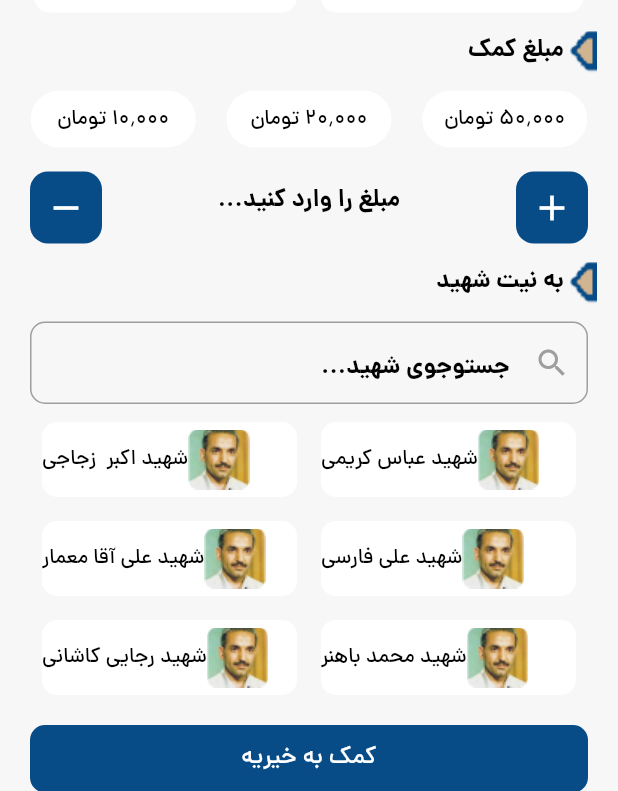
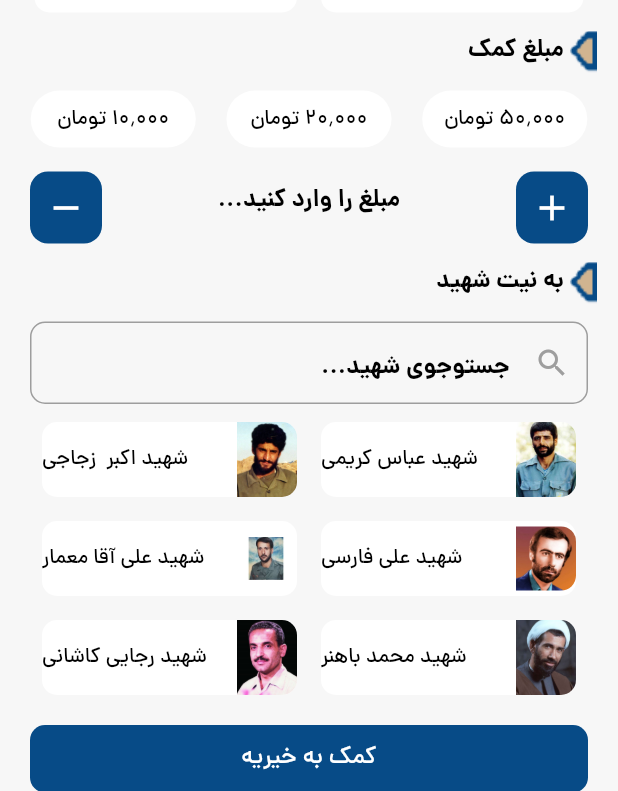
Before and after one commit to Ho3einTahan/shahidNeshan, a Flutter app: the HomeScreen screen opened directly, after a tap on "کمک به خیریه به نیت شهدا", on a phone screen of 412 x 824 dp, the part 445-1236 px from its top. Run offline on Flutter 3.47's test engine with Material 3 defaults, Android fonts, the phone set to English and light mode, and no system bars; our stand-ins replace flutter_bloc, flutter_map, flutter_svg, get_it, latlong2, smooth_page_indicator and 1 more; missing offline and left inert: animated_snack_bar, story.

Commit message:
fix: fix bugs

```diff
--- a/lib/src/core/utils/convert_english_to_persian.dart
+++ b/lib/src/core/utils/convert_english_to_persian.dart
@@ -10,6 +10,7 @@ String convertEnglishToPersian(String input) {
     '5': '۵',
     '6': '۶',
     '7': '۷',
+
     '8': '۸',
     '9': '۹',
   };
--- a/lib/src/core/widget/custom_appbar_widget.dart
+++ b/lib/src/core/widget/custom_appbar_widget.dart
@@ -10,8 +10,9 @@ class CustomAppbarWidget extends StatelessWidget implements PreferredSizeWidget
   final Color? iconColor;
   final Color? titleColor;
   final bool? needNavigationBackIcon;
+  final double? fontSize;
 
-  const CustomAppbarWidget({super.key, required this.title, required this.action, required this.leadingWidth, this.backgroundColor, this.iconColor, this.titleColor, this.needNavigationBackIcon});
+  const CustomAppbarWidget({super.key, required this.title, required this.action, required this.leadingWidth, this.backgroundColor, this.iconColor, this.titleColor, this.needNavigationBackIcon, this.fontSize});
 
   @override
   Widget build(BuildContext context) {
@@ -28,7 +29,7 @@ class CustomAppbarWidget extends StatelessWidget implements PreferredSizeWidget
             const SizedBox(width: 20),
             if (needNavigationBackIcon ?? true) InkWell(onTap: () => context.navigateBack(), child: SvgPicture.asset('assets/icon/arrow-right.svg', color: iconColor)),
             const SizedBox(width: 8),
-            Expanded(child: Text(title, style: Theme.of(context).textTheme.bodyLarge!.copyWith(fontWeight: FontWeight.w700, color: titleColor)))
+            Text(title, style: Theme.of(context).textTheme.bodyLarge!.copyWith(fontWeight: FontWeight.w700, color: titleColor, ))
           ],
         ),
         actions: action,
--- a/lib/src/view/auth/presentation/screen/verify_otp_screen.dart
+++ b/lib/src/view/auth/presentation/screen/verify_otp_screen.dart
@@ -21,7 +21,7 @@ class _VerifyOtpScreenState extends State<VerifyOtpScreen> {
   @override
   void didChangeDependencies()async {
     super.didChangeDependencies();
-    await Future.delayed(const Duration(seconds: 2), ()=> setState(()=> otpController.text = '359743'));
+    await Future.delayed(const Duration(seconds: 2), ()=> setState(()=> otpController.text = '۲۷۹۵۲۰'));
   }
 
 
--- a/lib/src/view/help/presentation/screen/helpToKheyrie_screen.dart
+++ b/lib/src/view/help/presentation/screen/helpToKheyrie_screen.dart
@@ -125,12 +125,12 @@ class _HelpToKheyrieScreenState extends State<HelpToKheyrieScreen> {
               spacing: 16,
               runSpacing: 16,
               children: [
-                _buildShahidCard('شهید اکبر  زجاجی', 'shahid-rajaee'),
-                _buildShahidCard('شهید عباس کریمی', 'shahid-rajaee'),
-                _buildShahidCard('شهید علی آقا معمار', 'shahid-rajaee'),
-                _buildShahidCard('شهید علی فارسی', 'shahid-rajaee'),
-                _buildShahidCard('شهید رجایی کاشانی', 'shahid-rajaee'),
-                _buildShahidCard('شهید محمد باهنر', 'shahid-rajaee'),
+                _buildShahidCard('شهید اکبر  زجاجی', 'zojaji'),
+                _buildShahidCard('شهید عباس کریمی', 'karimi'),
+                _buildShahidCard('شهید علی آقا معمار', 'memar'),
+                _buildShahidCard('شهید علی فارسی', 'farsi'),
+                _buildShahidCard('شهید رجایی کاشانی', 'rejaee'),
+                _buildShahidCard('شهید محمد باهنر', 'bahonar'),
               ],
             ),
             const SizedBox(height: 20),
@@ -245,9 +245,15 @@ class _HelpToKheyrieScreenState extends State<HelpToKheyrieScreen> {
       height: 50,
       decoration: BoxDecoration(color: Colors.white, borderRadius: BorderRadius.circular(10)),
       child: Row(
+        mainAxisAlignment: MainAxisAlignment.spaceBetween,
         children: [
           Text(shahidName, style: Theme.of(context).textTheme.bodyMedium!.copyWith(fontSize: 14)),
-          Image.asset('images/$image.png'),
+          ClipRRect(
+            borderRadius: const BorderRadius.only(
+              topRight: Radius.circular(10),
+              bottomRight: Radius.circular(10),
+            ),
+            child: Image.asset('assets/images/shahid_images/$image.png', fit: BoxFit.cover,width: 40,)),
         ],
       ),
     );
--- a/lib/src/view/home/data/shahid_kashan_model.dart
+++ b/lib/src/view/home/data/shahid_kashan_model.dart
@@ -1,3 +1,5 @@
+import 'package:latlong2/latlong.dart';
+
 class ShahidKashanModel {
   final String title;
   final String description;
@@ -6,6 +8,8 @@ class ShahidKashanModel {
   final String mahalTavalod;
   final String mahalShahadat;
   final String vasiatNameh;
+  final LatLng latLng;
+  final int id;
 
-  ShahidKashanModel({required this.title, required this.description, required this.image, required this.age, required this.mahalTavalod, required this.mahalShahadat, required this.vasiatNameh});
+  ShahidKashanModel({required this.id, required this.latLng ,required this.title, required this.description, required this.image, required this.age, required this.mahalTavalod, required this.mahalShahadat, required this.vasiatNameh});
 }
--- a/lib/src/view/home/presentaion/screen/home_screen.dart
+++ b/lib/src/view/home/presentaion/screen/home_screen.dart
@@ -6,6 +6,7 @@ import 'package:shahid_neshan/src/core/fake_data.dart';
 import 'package:shahid_neshan/src/core/widget/header_title_widget.dart';
 import 'package:shahid_neshan/src/view/help/presentation/screen/helpToKheyrie_screen.dart';
 import 'package:shahid_neshan/src/view/home/presentaion/screen/list_shahid_screen.dart';
+import 'package:shahid_neshan/src/view/home/presentaion/screen/shahid_info_screen.dart';
 import 'package:shahid_neshan/src/view/home/presentaion/widget/comment_card_widget.dart';
 import 'package:shahid_neshan/src/view/home/presentaion/widget/shohada_card_widget.dart';
 import 'package:shahid_neshan/src/view/home/presentaion/widget/story_widget.dart';
@@ -113,7 +114,17 @@ class HomeScreen extends StatelessWidget {
                     child: ListView.builder(
                       itemCount: FakeData.shahidKashan.length,
                       scrollDirection: Axis.horizontal,
-                      itemBuilder: (context, index) => ShohadaCardWidget(shahidKashanModel: FakeData.shahidKashan[index],)
+                      itemBuilder: (context, index) => InkWell(
+                        onTap: ()=> context.navigate(ShahidInfoScreen(
+                          shahidName: FakeData.shahidKashan[index].title,
+                          image: FakeData.shahidKashan[index].image,
+                          description: FakeData.shahidKashan[index].description,
+                          age: FakeData.shahidKashan[index].age,
+                          mahalTavallod: FakeData.shahidKashan[index].mahalTavalod,
+                          mahalShahadat: FakeData.shahidKashan[index].mahalShahadat,
+                          vasiatNameh: FakeData.shahidKashan[index].vasiatNameh)),
+                        child: ShohadaCardWidget(shahidKashanModel: FakeData.shahidKashan[index],),
+                      )
                     ),
                   )
                 ],
--- a/lib/src/view/location/presentaion/widget/marker_widget.dart
+++ b/lib/src/view/location/presentaion/widget/marker_widget.dart
@@ -1,16 +1,17 @@
 import 'package:flutter/material.dart';
 import 'package:flutter_svg/svg.dart';
+import 'package:shahid_neshan/src/view/home/data/shahid_kashan_model.dart';
 import 'package:shahid_neshan/src/view/location/data/model/location_model.dart';
 import 'package:shahid_neshan/src/view/location/presentaion/screen/location_screen.dart';
 
 class MarkerWidget extends StatelessWidget {
-  final LocationModel locationModel;
+  final ShahidKashanModel locationModel;
   final VoidCallback? onTap;
    MarkerWidget({super.key, required this.locationModel, this.onTap, });
 
   @override
   Widget build(BuildContext context) {
-    return ValueListenableBuilder<LocationModel?>(
+    return ValueListenableBuilder<ShahidKashanModel?>(
       valueListenable: selected,
       builder: (context, value, child) {
         return InkWell(
--- a/pubspec.yaml
+++ b/pubspec.yaml
@@ -24,7 +24,9 @@ dependencies:
   story: ^1.1.0
   geolocator: ^11.1.0
   flutter_svg: ^2.0.10
-  win32: ^5.1.1
+  win32: ^5.8.0
+  webview_flutter: ^4.10.0
+  animated_snack_bar: ^0.4.0
 
 dev_dependencies:
   flutter_test:
@@ -38,6 +40,8 @@ flutter:
     - images/
     - assets/icon/
     - assets/images/
+    - assets/images/posts/
+    - assets/images/shahid_images/
 
   fonts:
       - family: Dana
```
Also changed, not shown: lib/src/core/fake_data.dart (+18 -5 lines), lib/src/view/home/presentaion/screen/shahid_info_screen.dart (+17 -11 lines), lib/src/view/location/presentaion/screen/location_screen.dart (+7 -5 lines), lib/src/view/location/presentaion/widget/location_shahid_details_card_widget.dart (+10 -3 lines), lib/src/view/panorama/presentation/screen/panorama_screen.dart (+7 -3 lines), lib/src/view/home/presentaion/screen/list_shahid_screen.dart (indentation only), pubspec.lock.
